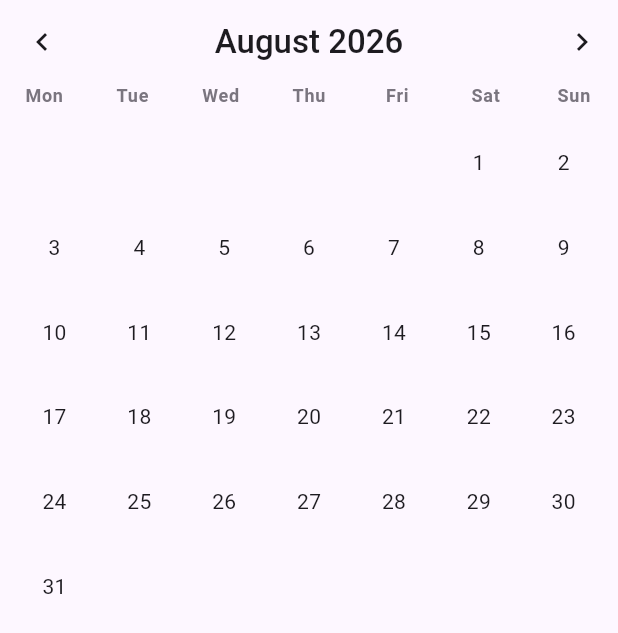
After one commit to lablogics/LifeLab, a Flutter app: the MoreScreen screen opened by its route, after a tap on "Calendar", after a tap on the "chevron left" icon, on a phone screen of 412 x 824 dp. The commit adds this screen. Shown: the top 633 px of the screen. Run offline on Flutter 3.47's test engine with Material 3 defaults, Android fonts, the phone set to English and light mode, and no system bars; our stand-ins replace dio, flutter_riverpod, flutter_secure_storage, go_router, isar; accounts and stored records are empty; generated files the repository leaves out were written again; network calls fail.

Commit message:
feat: add Calendar feature and More screen
- CalendarEvent model, CalendarNotifier with month navigation
- CalendarScreen with month grid view, event dots, day detail sheet
- MoreScreen with navigation to Calendar, Search, Passwords, etc.
- Router updated with /calendar and /more routes

```diff
--- /dev/null
+++ b/lib/app/more_screen.dart
@@ -0,0 +1,83 @@
+import 'package:flutter/material.dart';
+import 'package:go_router/go_router.dart';
+
+class MoreScreen extends StatelessWidget {
+  const MoreScreen({super.key});
+
+  @override
+  Widget build(BuildContext context) {
+    final theme = Theme.of(context);
+    return Scaffold(
+      appBar: AppBar(title: const Text('More')),
+      body: ListView(
+        children: [
+          _MenuItem(
+            icon: Icons.calendar_month,
+            title: 'Calendar',
+            subtitle: 'Monthly view of notes and todos',
+            onTap: () => context.go('/calendar'),
+          ),
+          _MenuItem(
+            icon: Icons.search,
+            title: 'Search',
+            subtitle: 'Search across all content',
+            onTap: () {},
+          ),
+          _MenuItem(
+            icon: Icons.password,
+            title: 'Passwords',
+            subtitle: 'Password vault',
+            onTap: () {},
+          ),
+          _MenuItem(
+            icon: Icons.bookmark_outline,
+            title: 'Bookmarks',
+            subtitle: 'Saved links and resources',
+            onTap: () {},
+          ),
+          _MenuItem(
+            icon: Icons.contacts,
+            title: 'Contacts',
+            subtitle: 'People and organizations',
+            onTap: () {},
+          ),
+          _MenuItem(
+            icon: Icons.chat_bubble_outline,
+            title: 'Messages',
+            subtitle: 'Conversations',
+            onTap: () {},
+          ),
+          _MenuItem(
+            icon: Icons.settings,
+            title: 'Settings',
+            subtitle: 'Profile, security, preferences',
+            onTap: () {},
+          ),
+        ],
+      ),
+    );
+  }
+}
+
+class _MenuItem extends StatelessWidget {
+  final IconData icon;
+  final String title;
+  final String subtitle;
+  final VoidCallback onTap;
+
+  const _MenuItem({
+    required this.icon, required this.title,
+    required this.subtitle, required this.onTap,
+  });
+
+  @override
+  Widget build(BuildContext context) {
+    return ListTile(
+      leading: Icon(icon, color: Theme.of(context).colorScheme.primary),
+      title: Text(title),
+      subtitle: Text(subtitle, style: Theme.of(context).textTheme.bodySmall),
+      trailing: const Icon(Icons.chevron_right),
+      onTap: onTap,
+    );
+  }
+}
--- a/lib/app/router.dart
+++ b/lib/app/router.dart
@@ -10,8 +10,9 @@ import '../features/notes/presentation/note_edit_screen.dart';
 import '../features/todos/presentation/todos_list_screen.dart';
 import '../features/projects/presentation/projects_list_screen.dart';
 import '../features/projects/presentation/board_screen.dart';
+import '../features/calendar/presentation/calendar_screen.dart';
 import 'shell.dart';
-
+import 'more_screen.dart';
 final routerProvider = Provider<GoRouter>((ref) {
   final auth = ref.watch(authProvider);
   return GoRouter(
@@ -44,6 +45,8 @@ final routerProvider = Provider<GoRouter>((ref) {
               GoRoute(path: ':id', builder: (context, state) => BoardScreen(projectId: state.pathParameters['id']!)),
             ],
           ),
+          GoRoute(path: '/calendar', builder: (context, state) => const CalendarScreen()),
+          GoRoute(path: '/more', builder: (context, state) => const MoreScreen()),
         ],
       ),
     ],
--- /dev/null
+++ b/lib/features/calendar/data/calendar_providers.dart
@@ -0,0 +1,119 @@
+import 'package:flutter_riverpod/flutter_riverpod.dart';
+import 'package:lifelab_core/api/api_client.dart';
+import 'package:lifelab_core/api/endpoints.dart';
+import 'package:lifelab_core/di/core_providers.dart';
+
+class CalendarEvent {
+  final String id;
+  final String title;
+  final String type; // 'note' or 'todo'
+  final String? dueDate;
+  final int? updatedAt;
+  final bool completed;
+
+  const CalendarEvent({
+    required this.id, required this.title, required this.type,
+    this.dueDate, this.updatedAt, this.completed = false,
+  });
+
+  factory CalendarEvent.fromNoteJson(Map<String, dynamic> json) {
+    return CalendarEvent(
+      id: json['id'] as String,
+      title: json['title'] as String,
+      type: 'note',
+      updatedAt: json['updatedAt'] as int?,
+    );
+  }
+
+  factory CalendarEvent.fromTodoJson(Map<String, dynamic> json) {
+    return CalendarEvent(
+      id: json['id'] as String,
+      title: json['title'] as String,
+      type: 'todo',
+      dueDate: json['dueDate'] as String?,
+      completed: json['completed'] == true || json['completed'] == 1,
+    );
+  }
+
+  DateTime? get date {
+    if (dueDate != null) return DateTime.tryParse(dueDate!);
+    if (updatedAt != null) return DateTime.fromMillisecondsSinceEpoch(updatedAt!);
+    return null;
+  }
+}
+
+class CalendarState {
+  final Map<int, List<CalendarEvent>> eventsByDay;
+  final bool isLoading;
+  final String? error;
+  final DateTime currentMonth;
+
+  const CalendarState({
+    this.eventsByDay = const {},
+    this.isLoading = false,
+    this.error,
+    required this.currentMonth,
+  });
+
+  CalendarState copyWith({
+    Map<int, List<CalendarEvent>>? eventsByDay,
+    bool? isLoading,
+    String? error,
+    DateTime? currentMonth,
+  }) {
+    return CalendarState(
+      eventsByDay: eventsByDay ?? this.eventsByDay,
+      isLoading: isLoading ?? this.isLoading,
+      error: error,
+      currentMonth: currentMonth ?? this.currentMonth,
+    );
+  }
+}
+
+class CalendarNotifier extends StateNotifier<CalendarState> {
+  final ApiClient _api;
+  CalendarNotifier(this._api) : super(CalendarState(currentMonth: DateTime.now())) {
+    loadMonth(DateTime.now());
+  }
+
+  String _formatMonth(DateTime date) =>
+      '${date.year.toString().padLeft(4, '0')}-${date.month.toString().padLeft(2, '0')}';
+
+  Future<void> loadMonth(DateTime month) async {
+    state = state.copyWith(currentMonth: month, isLoading: true);
+    try {
+      final r = await _api.dio.dio.get(
+        Endpoints.calendar,
+        queryParameters: {'month': _formatMonth(month)},
+      );
+      final data = r.data as Map<String, dynamic>;
+      final notes = (data['notes'] as List?)?.map((e) => CalendarEvent.fromNoteJson(e as Map<String, dynamic>)).toList() ?? [];
+      final todos = (data['todos'] as List?)?.map((e) => CalendarEvent.fromTodoJson(e as Map<String, dynamic>)).toList() ?? [];
+
+      final byDay = <int, List<CalendarEvent>>{};
+      for (final event in [...notes, ...todos]) {
+        final day = event.date?.day;
+        if (day != null) {
+          byDay.putIfAbsent(day, () => []).add(event);
+        }
+      }
+      state = state.copyWith(eventsByDay: byDay, isLoading: false);
+    } catch (e) {
+      state = state.copyWith(isLoading: false, error: e.toString());
+    }
+  }
+
+  void previousMonth() {
+    final prev = DateTime(state.currentMonth.year, state.currentMonth.month - 1);
+    loadMonth(prev);
+  }
+
+  void nextMonth() {
+    final next = DateTime(state.currentMonth.year, state.currentMonth.month + 1);
+    loadMonth(next);
+  }
+}
+
+final calendarProvider = StateNotifierProvider<CalendarNotifier, CalendarState>((ref) {
+  return CalendarNotifier(ref.watch(apiClientProvider));
+});
--- /dev/null
+++ b/lib/features/calendar/presentation/calendar_screen.dart
@@ -0,0 +1,151 @@
+import 'package:flutter/material.dart';
+import 'package:flutter_riverpod/flutter_riverpod.dart';
+import '../data/calendar_providers.dart';
+
+class CalendarScreen extends ConsumerWidget {
+  const CalendarScreen({super.key});
+
+  static const _monthNames = [
+    'January', 'February', 'March', 'April', 'May', 'June',
+    'July', 'August', 'September', 'October', 'November', 'December',
+  ];
+
+  static const _dayNames = ['Mon', 'Tue', 'Wed', 'Thu', 'Fri', 'Sat', 'Sun'];
+
+  @override
+  Widget build(BuildContext context, WidgetRef ref) {
+    final state = ref.watch(calendarProvider);
+    final theme = Theme.of(context);
+    final notifier = ref.read(calendarProvider.notifier);
+
+    final year = state.currentMonth.year;
+    final month = state.currentMonth.month;
+    final firstDay = DateTime(year, month, 1);
+    final daysInMonth = DateTime(year, month + 1, 0).day;
+    // Monday=1 .. Sunday=7
+    final startWeekday = firstDay.weekday;
+
+    return Scaffold(
+      appBar: AppBar(
+        title: Text('${_monthNames[month - 1]} $year'),
+        leading: IconButton(icon: const Icon(Icons.chevron_left), onPressed: notifier.previousMonth),
+        actions: [
+          IconButton(icon: const Icon(Icons.chevron_right), onPressed: notifier.nextMonth),
+        ],
+      ),
+      body: state.isLoading
+          ? const Center(child: CircularProgressIndicator())
+          : Column(
+              children: [
+                // Day headers
+                Row(
+                  children: _dayNames.map((d) => Expanded(
+                    child: Center(
+                      child: Text(d, style: theme.textTheme.labelMedium?.copyWith(
+                        color: theme.colorScheme.outline, fontWeight: FontWeight.w600,
+                      )),
+                    ),
+                  )).toList(),
+                ),
+                const SizedBox(height: 8),
+                // Calendar grid
+                Expanded(
+                  child: GridView.builder(
+                    padding: const EdgeInsets.symmetric(horizontal: 8),
+                    gridDelegate: const SliverGridDelegateWithFixedCrossAxisCount(
+                      crossAxisCount: 7,
+                    ),
+                    itemCount: 42, // 6 rows x 7 cols
+                    itemBuilder: (context, index) {
+                      final dayOffset = index - (startWeekday - 1);
+                      if (dayOffset < 0 || dayOffset >= daysInMonth) {
+                        return const SizedBox.shrink();
+                      }
+                      final day = dayOffset + 1;
+                      final events = state.eventsByDay[day] ?? [];
+                      final isToday = DateTime.now().year == year &&
+                          DateTime.now().month == month &&
+                          DateTime.now().day == day;
+
+                      return InkWell(
+                        onTap: events.isNotEmpty
+                            ? () => _showDayEvents(context, day, events)
+                            : null,
+                        borderRadius: BorderRadius.circular(8),
+                        child: Container(
+                          margin: const EdgeInsets.all(2),
+                          decoration: BoxDecoration(
+                            color: isToday
+                                ? theme.colorScheme.primaryContainer
+                                : null,
+                            borderRadius: BorderRadius.circular(8),
+                            border: isToday
+                                ? Border.all(color: theme.colorScheme.primary, width: 1.5)
+                                : null,
+                          ),
+                          child: Column(
+                            mainAxisAlignment: MainAxisAlignment.center,
+                            children: [
+                              Text(
+                                '$day',
+                                style: theme.textTheme.bodyMedium?.copyWith(
+                                  fontWeight: isToday ? FontWeight.bold : null,
+                                  color: isToday ? theme.colorScheme.primary : null,
+                                ),
+                              ),
+                              if (events.isNotEmpty) ...[
+                                const SizedBox(height: 2),
+                                Row(
+                                  mainAxisAlignment: MainAxisAlignment.center,
+                                  children: events.take(3).map((e) => Container(
+                                    width: 6, height: 6, margin: const EdgeInsets.symmetric(horizontal: 1),
+                                    decoration: BoxDecoration(
+                                      shape: BoxShape.circle,
+                                      color: e.type == 'todo'
+                                          ? (e.completed ? Colors.green : Colors.orange)
+                                          : theme.colorScheme.primary,
+                                    ),
+                                  )).toList(),
+                                ),
+                              ],
+                            ],
+                          ),
+                        ),
+                      );
+                    },
+                  ),
+                ),
+              ],
+            ),
+    );
+  }
+
+  void _showDayEvents(BuildContext context, int day, List<CalendarEvent> events) {
+    showModalBottomSheet(
+      context: context,
+      builder: (ctx) => SafeArea(
+        child: Column(
+          mainAxisSize: MainAxisSize.min,
+          crossAxisAlignment: CrossAxisAlignment.start,
+          children: [
+            Padding(
+              padding: const EdgeInsets.all(16),
+              child: Text('Day $day', style: Theme.of(ctx).textTheme.titleLarge),
+            ),
+            ...events.map((e) => ListTile(
+              leading: Icon(
+                e.type == 'todo' ? Icons.check_circle : Icons.note,
+                color: e.type == 'todo'
+                    ? (e.completed ? Colors.green : Colors.orange)
+                    : Colors.blue,
+              ),
+              title: Text(e.title),
+              subtitle: Text(e.type == 'todo' ? 'Todo${e.completed ? " (done)" : ""}' : 'Note'),
+            )),
+            const SizedBox(height: 16),
+          ],
+        ),
+      ),
+    );
+  }
+}
```
